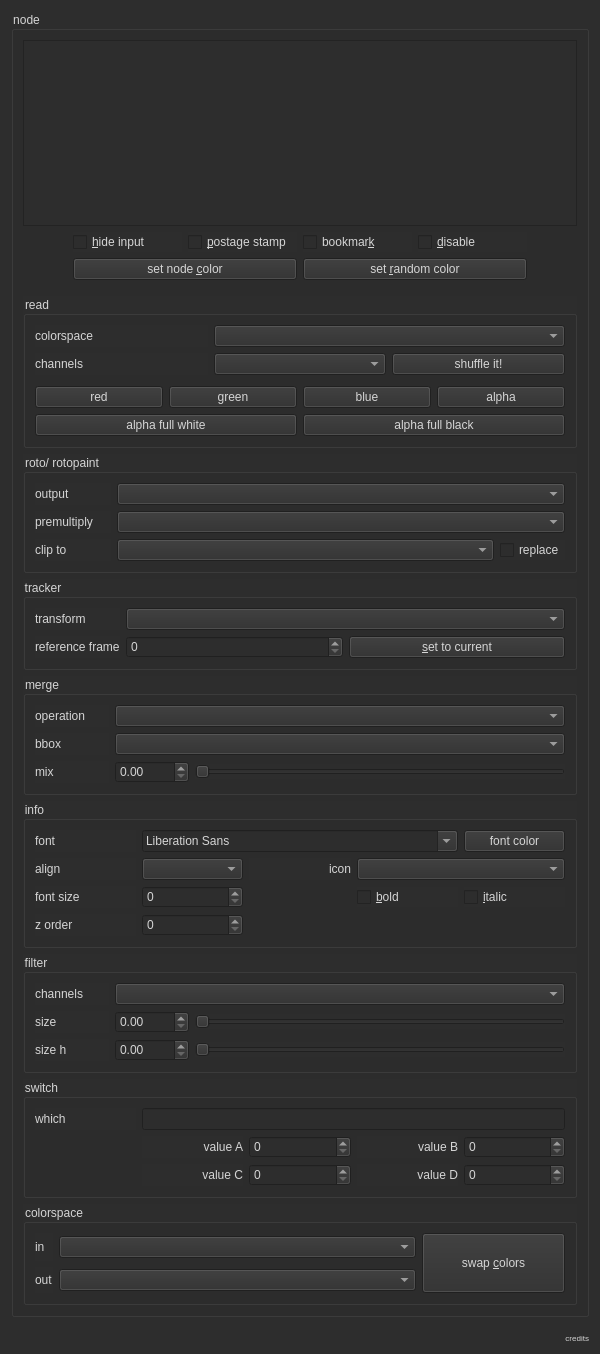
First picture: the form in LabelCraft.ui, repository CequinaVFX/LabelCraft, before the edit.
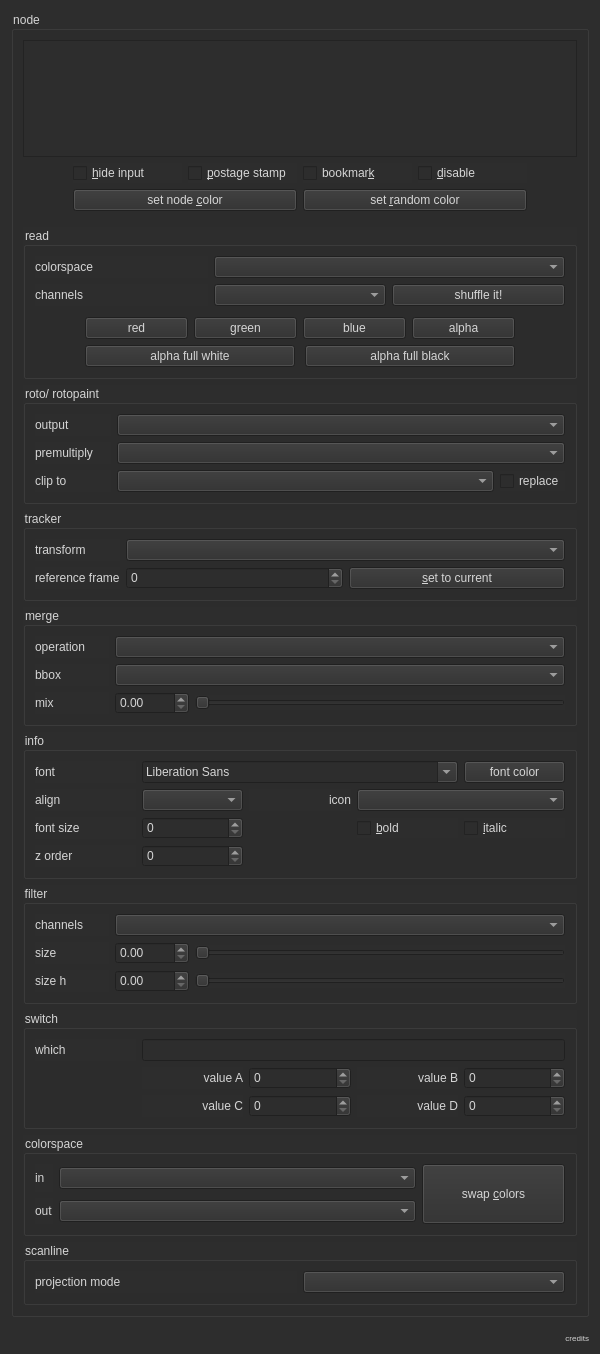
Second picture: the form after the edit.

Commit message: ## [1.0.17] - 2024-12-18 + ADD ScanlineRender Class + ADD ZOrder to BackdropNode

What changed in the file:
```diff
--- a/LabelCraft.ui
+++ b/LabelCraft.ui
@@ -163,6 +163,15 @@
            </item>
            <item row="3" column="0" colspan="3">
             <layout class="QHBoxLayout" name="horlay_shuffle_bw">
+             <property name="spacing">
+              <number>10</number>
+             </property>
+             <property name="leftMargin">
+              <number>50</number>
+             </property>
+             <property name="rightMargin">
+              <number>50</number>
+             </property>
              <item>
               <widget class="QPushButton" name="btn_shuffle_white">
                <property name="text">
@@ -181,9 +190,15 @@
            </item>
            <item row="2" column="0" colspan="3">
             <layout class="QHBoxLayout" name="horlay_shuffle_channels">
+             <property name="leftMargin">
+              <number>50</number>
+             </property>
              <property name="topMargin">
               <number>5</number>
              </property>
+             <property name="rightMargin">
+              <number>50</number>
+             </property>
              <item>
               <widget class="QPushButton" name="btn_shuffle_red">
                <property name="text">
@@ -749,6 +764,25 @@
           </layout>
          </widget>
         </item>
+        <item>
+         <widget class="QGroupBox" name="grp_Scanline">
+          <property name="title">
+           <string>scanline</string>
+          </property>
+          <layout class="QGridLayout" name="gridLayout_8">
+           <item row="0" column="0">
+            <widget class="QLabel" name="lbl_projection_mode">
+             <property name="text">
+              <string>projection mode</string>
+             </property>
+            </widget>
+           </item>
+           <item row="0" column="1">
+            <widget class="QComboBox" name="cbx_projection_mode"/>
+           </item>
+          </layout>
+         </widget>
+        </item>
        </layout>
       </widget>
      </item>
```
Left out of the diff: 12 changed lines with no effect on the pictures. The commit also changes 2 other files.
